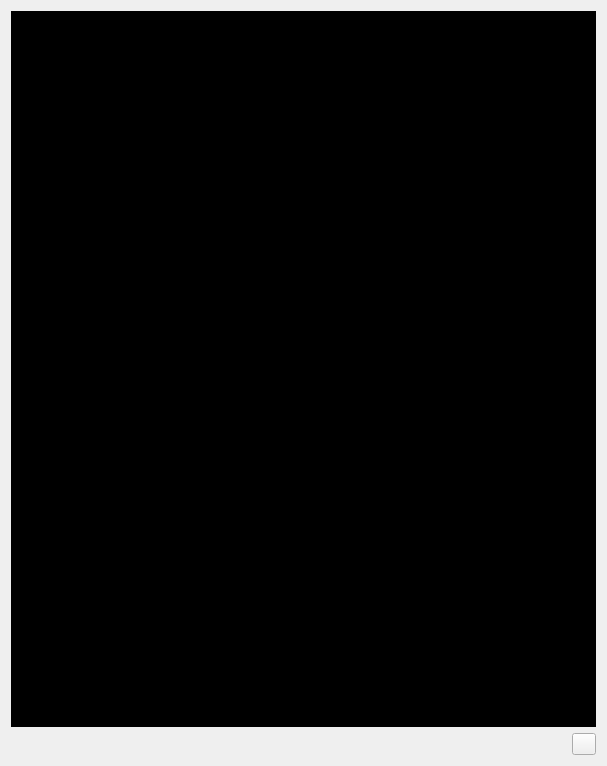
Qt form iblrig/gui/ui_tab_log.ui (int-brain-lab/iblrig) before a commit.
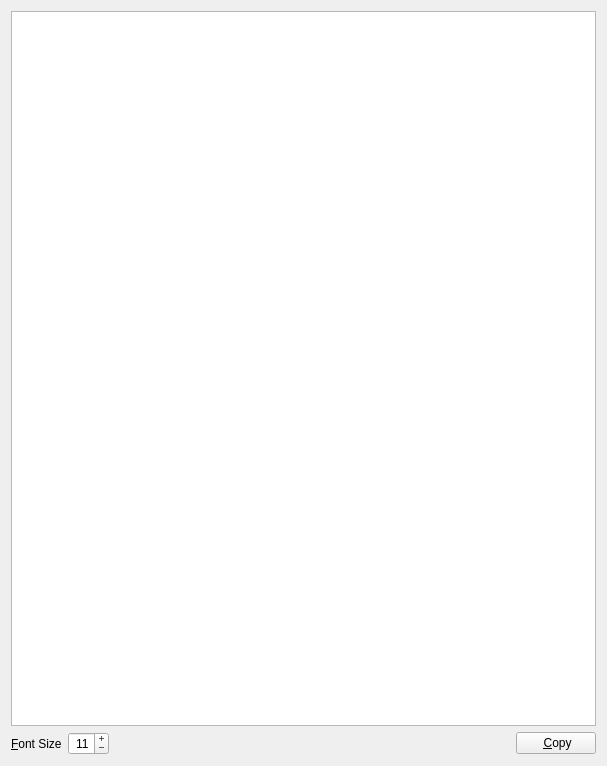
The same form after that commit. Icons and pictures are not drawn.

Commit message: add control for font size

```diff
--- a/iblrig/gui/ui_tab_log.ui
+++ b/iblrig/gui/ui_tab_log.ui
@@ -17,7 +17,7 @@
    <item>
     <widget class="QPlainTextEdit" name="plainTextEditLog">
      <property name="styleSheet">
-      <string notr="true">QPlainTextEdit { background-color: rgb(0, 0, 0) }</string>
+      <string notr="true">QPlainTextEdit {background-color: rgb(0, 0, 0)};</string>
      </property>
      <property name="lineWrapMode">
       <enum>QPlainTextEdit::NoWrap</enum>
@@ -42,6 +42,44 @@
       <property name="bottomMargin">
        <number>0</number>
       </property>
+      <item>
+       <widget class="QLabel" name="labelFontSize">
+        <property name="statusTip">
+         <string>Set the log's font size</string>
+        </property>
+        <property name="text">
+         <string>&amp;Font Size</string>
+        </property>
+        <property name="buddy">
+         <cstring>spinBoxFontSize</cstring>
+        </property>
+       </widget>
+      </item>
+      <item>
+       <widget class="QSpinBox" name="spinBoxFontSize">
+        <property name="statusTip">
+         <string>Set the log's font size</string>
+        </property>
+        <property name="alignment">
+         <set>Qt::AlignRight|Qt::AlignTrailing|Qt::AlignVCenter</set>
+        </property>
+        <property name="buttonSymbols">
+         <enum>QAbstractSpinBox::PlusMinus</enum>
+        </property>
+        <property name="accelerated">
+         <bool>false</bool>
+        </property>
+        <property name="minimum">
+         <number>7</number>
+        </property>
+        <property name="maximum">
+         <number>99</number>
+        </property>
+        <property name="value">
+         <number>11</number>
+        </property>
+       </widget>
+      </item>
       <item>
        <spacer name="horizontalSpacer">
         <property name="orientation">
@@ -57,17 +95,11 @@
       </item>
       <item>
        <widget class="QPushButton" name="pushButtonClipboard">
-        <property name="maximumSize">
-         <size>
-          <width>24</width>
-          <height>24</height>
-         </size>
-        </property>
         <property name="statusTip">
          <string>Copy log to clipboard</string>
         </property>
         <property name="text">
-         <string/>
+         <string> &amp;Copy</string>
         </property>
         <property name="icon">
          <iconset resource="resources.qrc">
```
The commit also changes 2 other files.
